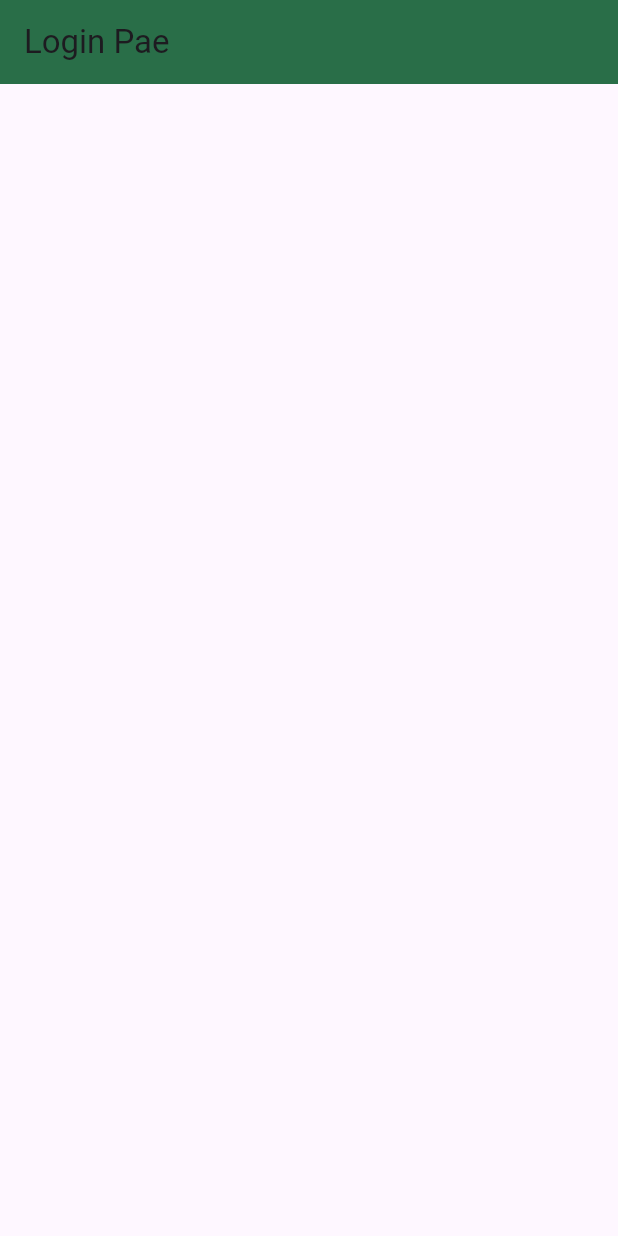
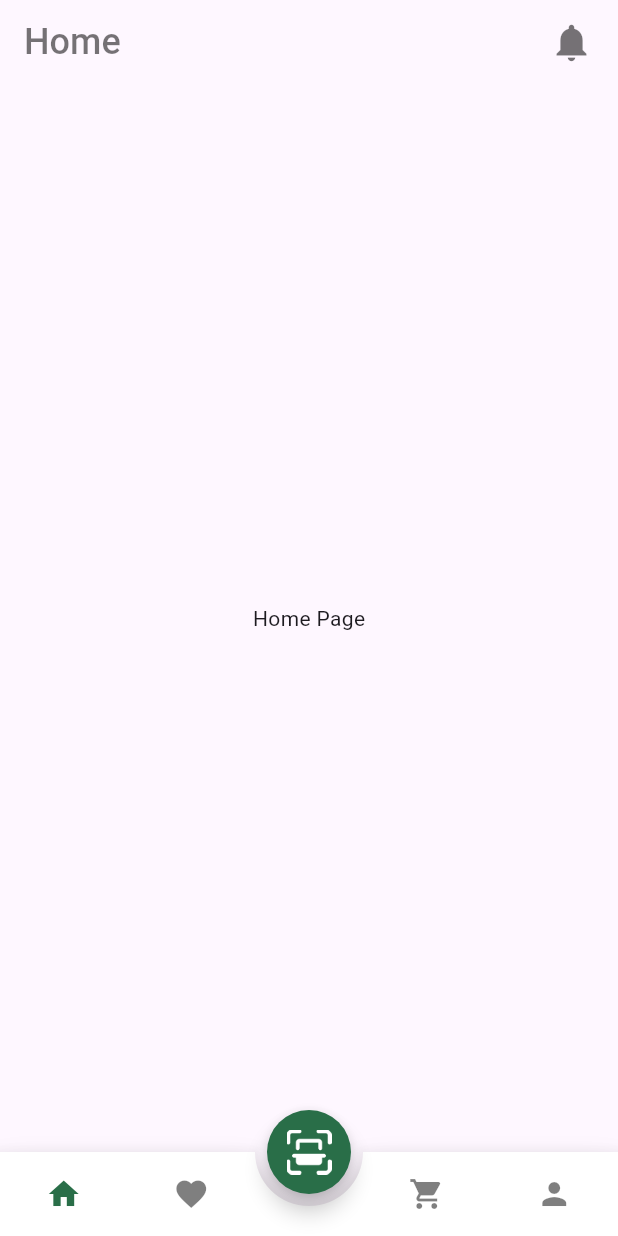
Before and after one commit to NaufalMuh11/PlantPal, a Flutter app: the screen it shows after launch, after a tap on the "arrow forward ios" icon, after a tap on "Skip", on a phone screen of 412 x 824 dp. Run offline on Flutter 3.47's test engine with Material 3 defaults, Android fonts, the phone set to English and light mode, and no system bars; drawn by our look-alikes of animated_bottom_navigation_bar; our stand-ins replace page_transition.

Commit message:
feat: create screen pages and navbar

```diff
--- a/lib/constants.dart
+++ b/lib/constants.dart
@@ -3,6 +3,7 @@ import 'package:flutter/material.dart';
 class Constants {
 
   static var primaryColor = const Color(0xff296e48);
+  static var blackColor = Colors.black54;
 
   static var titleOne = "Learn more about plants";
   static var descriptionOne = "Read how to care for plants in our rich plants guide.";
--- /dev/null
+++ b/lib/model/plants.dart
@@ -0,0 +1,191 @@
+class Plant {
+  final int plantId;
+  final int price;
+  final String size;
+  final double rating;
+  final int humidity;
+  final String temperature;
+  final String category;
+  final String plantName;
+  final String imageURL;
+  bool isFavorated;
+  final String decription;
+  bool isSelected;
+
+  Plant({
+    required this.plantId,
+    required this.price,
+    required this.category,
+    required this.plantName,
+    required this.size,
+    required this.rating,
+    required this.humidity,
+    required this.temperature,
+    required this.imageURL,
+    required this.isFavorated,
+    required this.decription,
+    required this.isSelected,
+  });
+
+  //List of Plants data
+  static List<Plant> plantList = [
+    Plant(
+      plantId: 0,
+      price: 22,
+      category: 'Indoor',
+      plantName: 'Sanseviera',
+      size: 'Small',
+      rating: 4.5,
+      humidity: 34,
+      temperature: '23 - 34',
+      imageURL: 'assets/images/plant-one.png',
+      isFavorated: true,
+      decription:
+          'This plant is one of the best plant. It grows in most of the regions in the world and can survive'
+          'even the harshest weather condition.',
+      isSelected: false,
+    ),
+    Plant(
+      plantId: 1,
+      price: 11,
+      category: 'Outdoor',
+      plantName: 'Philodendron',
+      size: 'Medium',
+      rating: 4.8,
+      humidity: 56,
+      temperature: '19 - 22',
+      imageURL: 'assets/images/plant-two.png',
+      isFavorated: false,
+      decription:
+          'This plant is one of the best plant. It grows in most of the regions in the world and can survive'
+          'even the harshest weather condition.',
+      isSelected: false,
+    ),
+    Plant(
+      plantId: 2,
+      price: 18,
+      category: 'Indoor',
+      plantName: 'Beach Daisy',
+      size: 'Large',
+      rating: 4.7,
+      humidity: 34,
+      temperature: '22 - 25',
+      imageURL: 'assets/images/plant-three.png',
+      isFavorated: false,
+      decription:
+          'This plant is one of the best plant. It grows in most of the regions in the world and can survive'
+          'even the harshest weather condition.',
+      isSelected: false,
+    ),
+    Plant(
+      plantId: 3,
+      price: 30,
+      category: 'Outdoor',
+      plantName: 'Big Bluestem',
+      size: 'Small',
+      rating: 4.5,
+      humidity: 35,
+      temperature: '23 - 28',
+      imageURL: 'assets/images/plant-one.png',
+      isFavorated: false,
+      decription:
+          'This plant is one of the best plant. It grows in most of the regions in the world and can survive'
+          'even the harshest weather condition.',
+      isSelected: false,
+    ),
+    Plant(
+      plantId: 4,
+      price: 24,
+      category: 'Recommended',
+      plantName: 'Big Bluestem',
+      size: 'Large',
+      rating: 4.1,
+      humidity: 66,
+      temperature: '12 - 16',
+      imageURL: 'assets/images/plant-four.png',
+      isFavorated: true,
+      decription:
+          'This plant is one of the best plant. It grows in most of the regions in the world and can survive'
+          'even the harshest weather condition.',
+      isSelected: false,
+    ),
+    Plant(
+      plantId: 5,
+      price: 24,
+      category: 'Outdoor',
+      plantName: 'Meadow Sage',
+      size: 'Medium',
+      rating: 4.4,
+      humidity: 36,
+      temperature: '15 - 18',
+      imageURL: 'assets/images/plant-five.png',
+      isFavorated: false,
+      decription:
+          'This plant is one of the best plant. It grows in most of the regions in the world and can survive'
+          'even the harshest weather condition.',
+      isSelected: false,
+    ),
+    Plant(
+      plantId: 6,
+      price: 19,
+      category: 'Garden',
+      plantName: 'Plumbago',
+      size: 'Small',
+      rating: 4.2,
+      humidity: 46,
+      temperature: '23 - 26',
+      imageURL: 'assets/images/plant-six.png',
+      isFavorated: false,
+      decription:
+          'This plant is one of the best plant. It grows in most of the regions in the world and can survive'
+          'even the harshest weather condition.',
+      isSelected: false,
+    ),
+    Plant(
+      plantId: 7,
+      price: 23,
+      category: 'Garden',
+      plantName: 'Tritonia',
+      size: 'Medium',
+      rating: 4.5,
+      humidity: 34,
+      temperature: '21 - 24',
+      imageURL: 'assets/images/plant-seven.png',
+      isFavorated: false,
+      decription:
+          'This plant is one of the best plant. It grows in most of the regions in the world and can survive'
+          'even the harshest weather condition.',
+      isSelected: false,
+    ),
+    Plant(
+      plantId: 8,
+      price: 46,
+      category: 'Recommended',
+      plantName: 'Tritonia',
+      size: 'Medium',
+      rating: 4.7,
+      humidity: 46,
+      temperature: '21 - 25',
+      imageURL: 'assets/images/plant-eight.png',
+      isFavorated: false,
+      decription:
+          'This plant is one of the best plant. It grows in most of the regions in the world and can survive'
+          'even the harshest weather condition.',
+      isSelected: false,
+    ),
+  ];
+
+  //Get the favorated items
+  static List<Plant> getFavoritedPlants() {
+    List<Plant> _travelList = Plant.plantList;
+    return _travelList.where((element) => element.isFavorated == true).toList();
+  }
+
+  //Get the cart items
+  static List<Plant> addedToCartPlants() {
+    List<Plant> _selectedPlants = Plant.plantList;
+    return _selectedPlants
+        .where((element) => element.isSelected == true)
+        .toList();
+  }
+}
--- a/lib/ui/login_page.dart
+++ b/lib/ui/login_page.dart
@@ -8,7 +8,7 @@ class Login extends StatelessWidget {
   Widget build(BuildContext context) {
    return Scaffold(
     appBar: AppBar(
-      title: const Text('Login Pae'),
+      title: const Text('Login Page'),
       backgroundColor: Constants.primaryColor,
     ),
    );
--- a/lib/ui/onboarding_screen.dart
+++ b/lib/ui/onboarding_screen.dart
@@ -1,6 +1,7 @@
 import 'package:flutter/material.dart';
 import 'package:plants_app/constants.dart';
 import 'package:plants_app/ui/login_page.dart';
+import 'package:plants_app/ui/root_page.dart';
 
 class OnboardingScreen extends StatefulWidget {
   const OnboardingScreen({super.key});
@@ -27,7 +28,7 @@ class _OnboardingScreenState extends State<OnboardingScreen> {
               onTap:
                   () => Navigator.pushReplacement(
                     context,
-                    MaterialPageRoute(builder: (_) => const Login()),
+                    MaterialPageRoute(builder: (_) => const RootPage()),
                   ),
               child: const Text(
                 'Skip',
@@ -93,7 +94,7 @@ class _OnboardingScreenState extends State<OnboardingScreen> {
                   } else {
                     Navigator.pushReplacement(
                       context,
-                      MaterialPageRoute(builder: (_) => const Login()),
+                      MaterialPageRoute(builder: (_) => const RootPage()),
                     );
                   }
                 },
--- /dev/null
+++ b/lib/ui/root_page.dart
@@ -0,0 +1,94 @@
+import 'package:animated_bottom_navigation_bar/animated_bottom_navigation_bar.dart';
+import 'package:flutter/material.dart';
+import 'package:page_transition/page_transition.dart';
+import 'package:plants_app/constants.dart';
+import 'package:plants_app/ui/login_page.dart';
+import 'package:plants_app/ui/scan_page.dart';
+import 'package:plants_app/ui/screens/cart_page.dart';
+import 'package:plants_app/ui/screens/favorite_page.dart';
+import 'package:plants_app/ui/screens/home_page.dart';
+import 'package:plants_app/ui/screens/profile_page.dart';
+
+class RootPage extends StatefulWidget {
+  const RootPage({super.key});
+
+  @override
+  State<RootPage> createState() => _RootPageState();
+}
+
+class _RootPageState extends State<RootPage> {
+  int _bottomNavIndex = 0;
+
+  // List of the pages
+  List<Widget> pages = const [
+    HomePage(),
+    FavoritePage(),
+    CartPage(),
+    ProfilePage(),
+  ];
+
+  // List of the pages icons
+  List<IconData> iconList = [
+    Icons.home,
+    Icons.favorite,
+    Icons.shopping_cart,
+    Icons.person,
+  ];
+
+  // List of the pages titles
+  List<String> titleList = ['Home', 'Favorite', 'Cart', 'Profile'];
+
+  @override
+  Widget build(BuildContext context) {
+    return Scaffold(
+      appBar: AppBar(
+        title: Row(
+          mainAxisAlignment: MainAxisAlignment.spaceBetween,
+          children: [
+            Text(
+              titleList[_bottomNavIndex],
+              style: TextStyle(
+                color: Constants.blackColor,
+                fontWeight: FontWeight.w500,
+                fontSize: 24,
+              ),
+            ),
+            Icon(Icons.notifications, color: Constants.blackColor, size: 30),
+          ],
+        ),
+        backgroundColor: Theme.of(context).scaffoldBackgroundColor,
+        elevation: 0,
+      ),
+      body: IndexedStack(index: _bottomNavIndex, children: pages),
+      floatingActionButton: FloatingActionButton(
+        onPressed: () {
+          Navigator.push(
+            context,
+            PageTransition(
+              child: const ScanPage(),
+              type: PageTransitionType.bottomToTop,
+            ),
+          );
+        },
+        backgroundColor: Constants.primaryColor,
+        shape: const CircleBorder(),
+        child: Image.asset('assets/images/code-scan-two.png', height: 30),
+      ),
+      floatingActionButtonLocation: FloatingActionButtonLocation.centerDocked,
+      bottomNavigationBar: AnimatedBottomNavigationBar(
+        splashColor: Constants.primaryColor,
+        activeColor: Constants.primaryColor,
+        inactiveColor: Colors.black.withOpacity(0.5),
+        icons: iconList,
+        activeIndex: _bottomNavIndex,
+        gapLocation: GapLocation.center,
+        notchSmoothness: NotchSmoothness.softEdge,
+        onTap: (index) {
+          setState(() {
+            _bottomNavIndex = index;
+          });
+        },
+      ),
+    );
+  }
+}
--- /dev/null
+++ b/lib/ui/scan_page.dart
@@ -0,0 +1,19 @@
+import 'package:flutter/material.dart';
+
+class ScanPage extends StatefulWidget {
+  const ScanPage({super.key});
+
+  @override
+  State<ScanPage> createState() => _ScanPageState();
+}
+
+class _ScanPageState extends State<ScanPage> {
+  @override
+  Widget build(BuildContext context) {
+    return Scaffold(
+      appBar: AppBar(
+        title: const Text('Scan Page'),
+      ),
+    );
+  }
+}
--- /dev/null
+++ b/lib/ui/screens/cart_page.dart
@@ -0,0 +1,19 @@
+import 'package:flutter/material.dart';
+
+class CartPage extends StatefulWidget {
+  const CartPage({super.key});
+
+  @override
+  State<CartPage> createState() => _CartPageState();
+}
+
+class _CartPageState extends State<CartPage> {
+  @override
+  Widget build(BuildContext context) {
+    return const Scaffold(
+      body: Center(
+        child: Text('Cart Page'),
+      )
+    );
+  }
+}
--- /dev/null
+++ b/lib/ui/screens/favorite_page.dart
@@ -0,0 +1,19 @@
+import 'package:flutter/material.dart';
+
+class FavoritePage extends StatefulWidget {
+  const FavoritePage({super.key});
+
+  @override
+  State<FavoritePage> createState() => _FavoritePageState();
+}
+
+class _FavoritePageState extends State<FavoritePage> {
+  @override
+  Widget build(BuildContext context) {
+    return const Scaffold(
+      body: Center(
+        child: Text('Favorite Page'),
+      ),
+    );
+  }
+}
--- /dev/null
+++ b/lib/ui/screens/home_page.dart
@@ -0,0 +1,19 @@
+import 'package:flutter/material.dart';
+
+class HomePage extends StatefulWidget {
+  const HomePage({super.key});
+
+  @override
+  State<HomePage> createState() => _HomePageState();
+}
+
+class _HomePageState extends State<HomePage> {
+  @override
+  Widget build(BuildContext context) {
+    return const Scaffold(
+      body: Center(
+        child: Text('Home Page'),
+      ),
+    );
+  }
+}
--- /dev/null
+++ b/lib/ui/screens/profile_page.dart
@@ -0,0 +1,19 @@
+import 'package:flutter/material.dart';
+
+class ProfilePage extends StatefulWidget {
+  const ProfilePage({super.key});
+
+  @override
+  State<ProfilePage> createState() => _ProfilePageState();
+}
+
+class _ProfilePageState extends State<ProfilePage> {
+  @override
+  Widget build(BuildContext context) {
+    return Scaffold(
+      body: Center(
+        child: Text('Profile Page'),
+      )
+    );
+  }
+}
```
